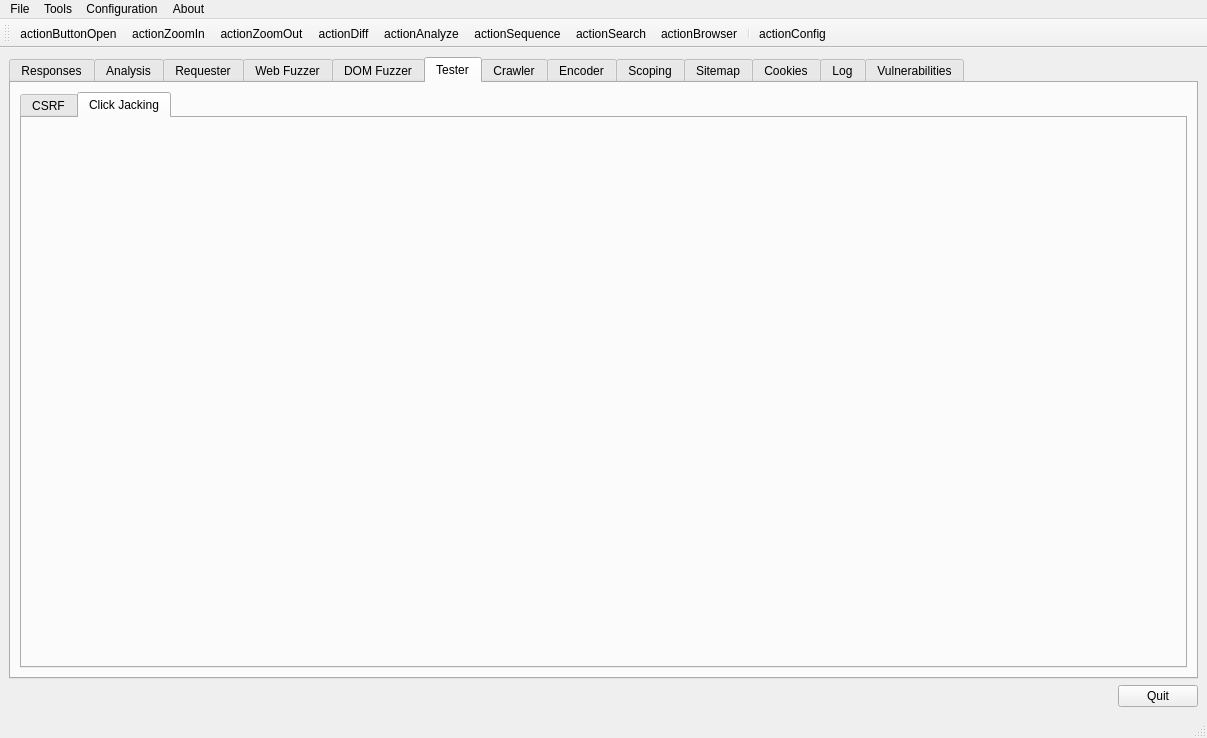
Old version of the form branches/raft3/ui/RaftMain.ui in the repository RAFTDevTeam/raft.
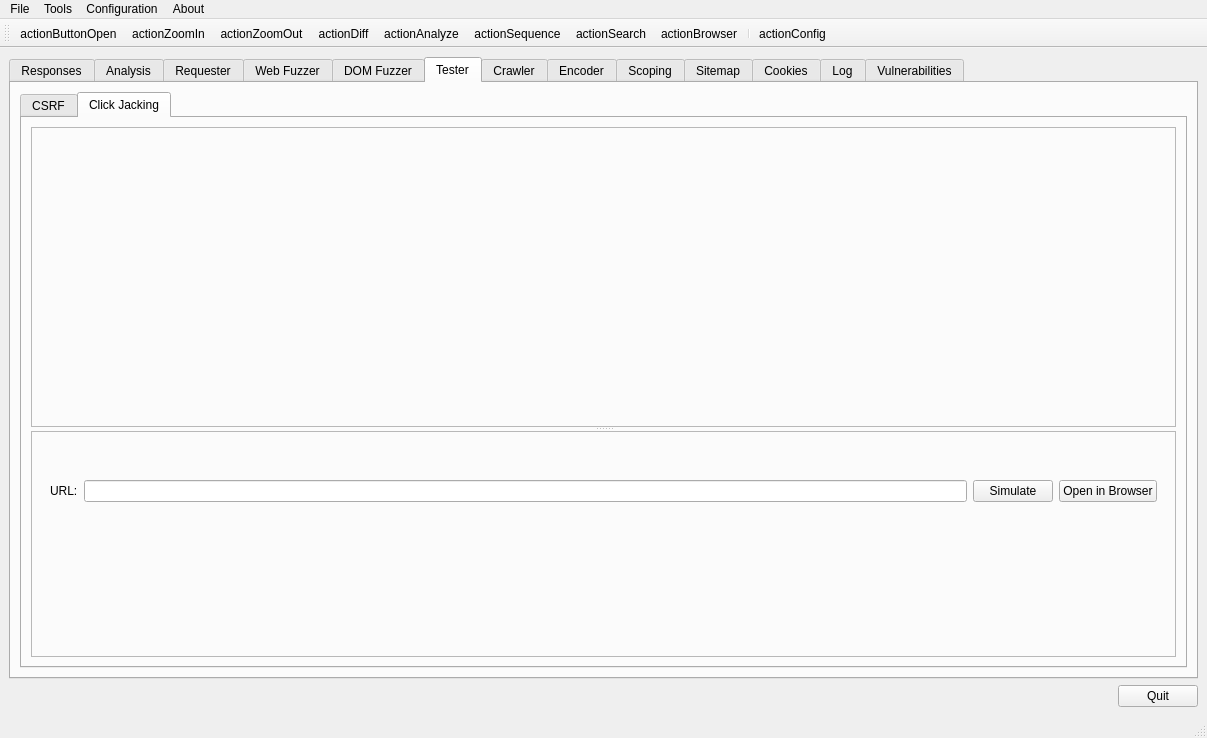
New version of the form. The open tabs and pages were chosen to show the change. Icons and pictures are not drawn. Custom widgets are drawn as their Qt base class.

Commit message: Added UI elements for Clickjacking tester

Diff of the .ui file:
```diff
--- a/branches/raft3/ui/RaftMain.ui
+++ b/branches/raft3/ui/RaftMain.ui
@@ -1595,9 +1595,119 @@
            </layout>
           </widget>
           <widget class="QWidget" name="testerClickJackingTab">
+           <property name="sizePolicy">
+            <sizepolicy hsizetype="Expanding" vsizetype="Expanding">
+             <horstretch>0</horstretch>
+             <verstretch>0</verstretch>
+            </sizepolicy>
+           </property>
            <attribute name="title">
             <string>Click Jacking</string>
            </attribute>
+           <layout class="QVBoxLayout" name="verticalLayout_64">
+            <item>
+             <widget class="QSplitter" name="splitter_18">
+              <property name="sizePolicy">
+               <sizepolicy hsizetype="Expanding" vsizetype="Expanding">
+                <horstretch>0</horstretch>
+                <verstretch>0</verstretch>
+               </sizepolicy>
+              </property>
+              <property name="orientation">
+               <enum>Qt::Vertical</enum>
+              </property>
+              <widget class="QFrame" name="testerClickjackingWorkFrameArea">
+               <property name="frameShape">
+                <enum>QFrame::StyledPanel</enum>
+               </property>
+               <property name="frameShadow">
+                <enum>QFrame::Raised</enum>
+               </property>
+               <layout class="QHBoxLayout" name="horizontalLayout_37">
+                <item>
+                 <widget class="QsciScintilla" name="testerClickjackingEditHtml">
+                  <property name="minimumSize">
+                   <size>
+                    <width>512</width>
+                    <height>200</height>
+                   </size>
+                  </property>
+                  <property name="toolTip">
+                   <string/>
+                  </property>
+                  <property name="whatsThis">
+                   <string/>
+                  </property>
+                 </widget>
+                </item>
+                <item>
+                 <spacer name="horizontalSpacer_21">
+                  <property name="orientation">
+                   <enum>Qt::Horizontal</enum>
+                  </property>
+                  <property name="sizeHint" stdset="0">
+                   <size>
+                    <width>40</width>
+                    <height>20</height>
+                   </size>
+                  </property>
+                 </spacer>
+                </item>
+               </layout>
+              </widget>
+              <widget class="QFrame" name="testerClickjackingBrowserFrameArea">
+               <property name="frameShape">
+                <enum>QFrame::StyledPanel</enum>
+               </property>
+               <property name="frameShadow">
+                <enum>QFrame::Raised</enum>
+               </property>
+               <layout class="QVBoxLayout" name="verticalLayout_60">
+                <item>
+                 <widget class="QWidget" name="widget_2" native="true">
+                  <layout class="QHBoxLayout" name="horizontalLayout_38">
+                   <item>
+                    <widget class="QLabel" name="label_22">
+                     <property name="text">
+                      <string>URL:</string>
+                     </property>
+                    </widget>
+                   </item>
+                   <item>
+                    <widget class="QLineEdit" name="testerClickjackingUrlEdit"/>
+                   </item>
+                   <item>
+                    <widget class="QPushButton" name="testerClickjackingSimulateButton">
+                     <property name="text">
+                      <string>Simulate</string>
+                     </property>
+                    </widget>
+                   </item>
+                   <item>
+                    <widget class="QPushButton" name="testerClickjackingOpenInBrowserButton">
+                     <property name="text">
+                      <string>Open in Browser</string>
+                     </property>
+                    </widget>
+                   </item>
+                  </layout>
+                 </widget>
+                </item>
+                <item>
+                 <widget class="QWidget" name="testerClickjackingEmbeddedBrowserPlaceholder" native="true">
+                  <property name="minimumSize">
+                   <size>
+                    <width>512</width>
+                    <height>100</height>
+                   </size>
+                  </property>
+                 </widget>
+                </item>
+               </layout>
+              </widget>
+             </widget>
+            </item>
+           </layout>
           </widget>
          </widget>
         </item>
```
Left out of the diff: 4 changed lines with no effect on the pictures. The commit also changes 1 other file.
